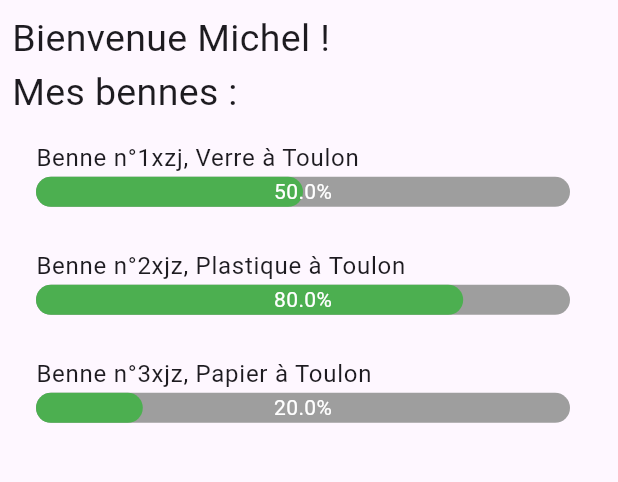
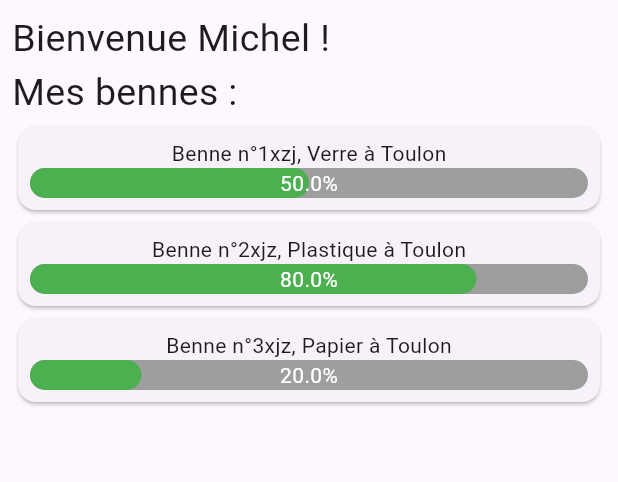
Before and after one commit to Pierre-Gei/Garage_week_2024, a Flutter app: the ClientInfo screen opened directly, on a phone screen of 412 x 824 dp, the part 84-566 px from its top. Run offline on Flutter 3.47's test engine with Material 3 defaults, Android fonts, the phone set to English and light mode, and no system bars.

Commit message:
Client info V2

```diff
--- a/lib/models/benneModel.dart
+++ b/lib/models/benneModel.dart
@@ -4,6 +4,7 @@ class Benne{
   final String type;
   final String location;
   final String client;
+  final bool emptying;
 
   Benne({
     required this.id,
@@ -11,5 +12,6 @@ class Benne{
     required this.type,
     required this.location,
     required this.client,
+    required this.emptying,
   });
 }
--- a/lib/screens/client_screen/client_screen.dart
+++ b/lib/screens/client_screen/client_screen.dart
@@ -9,7 +9,8 @@ void main() {
 }
 
 class ClientScreen extends StatelessWidget {
-  const ClientScreen({super.key});
+  const ClientScreen({Key? key}) : super(key: key);
+
   @override
   Widget build(BuildContext context) {
     return MaterialApp(
@@ -23,18 +24,16 @@ class ClientScreen extends StatelessWidget {
 }
 
 class ClientInfo extends StatelessWidget {
-  const ClientInfo({super.key});
+  const ClientInfo({Key? key}) : super(key: key);
 
   @override
   Widget build(BuildContext context) {
-    final String ClientName;
-    List<Benne> Bennes;
-    Bennes = [
-      Benne(id: '1xzj', type: 'Verre', client: 'Michel', fullness: 0.5, location: 'Toulon'),
-      Benne(id: '2xjz', type: 'Plastique', client: 'Michel', fullness: 0.8, location: 'Toulon'),
-      Benne(id: '3xjz', type: 'Papier', client: 'Michel', fullness: 0.2, location: 'Toulon'),
+    final String ClientName = 'Michel';
+    final List<Benne> Bennes = [
+      Benne(id: '1xzj', type: 'Verre', client: 'Michel', fullness: 0.5, location: 'Toulon', emptying: false),
+      Benne(id: '2xjz', type: 'Plastique', client: 'Michel', fullness: 0.8, location: 'Toulon', emptying: true),
+      Benne(id: '3xjz', type: 'Papier', client: 'Michel', fullness: 0.2, location: 'Toulon', emptying: false),
     ];
-    ClientName = 'Michel';
     return Scaffold(
       appBar: AppBar(
         backgroundColor: const Color.fromARGB(255, 198, 222, 226),
@@ -71,35 +70,79 @@ class ClientInfo extends StatelessWidget {
             ),
             const Text('Mes bennes : ', style: TextStyle(fontSize: 25)),
             Expanded(
-                child: ListView(
-                  children:  [
-                    if (Bennes.isEmpty)
-                      const Center(
+              child: Bennes.isEmpty
+                  ? const Center(
                 child: Text('Aucune benne', style: TextStyle(fontSize: 20)),
               )
-                    else
-                      Column(
+                  : ListView(
                 children: Bennes.map((benne) {
-                          return ListTile(
-                            title: Text('Benne n°${benne.id}, ${benne.type} à ${benne.location}'),
-                            subtitle:
+                  return InkWell(
+                    onTap: () {
+                      showModalBottomSheet(
+                        context: context,
+                        showDragHandle: true,
+                        builder: (context) {
+                          return LayoutBuilder(
+                            builder: (BuildContext context, BoxConstraints constraints) {
+                              return Container(
+                                width: constraints.maxWidth,
+                                padding: EdgeInsets.all(16),
+                                child: Column(
+                                  mainAxisSize: MainAxisSize.min,
+                                  mainAxisAlignment: MainAxisAlignment.start,
+                                  children: <Widget>[
+                                    Text('Benne ID: ${benne.id}'),
+                                    Text('Type: ${benne.type}'),
+                                    Text('Emplacement: ${benne.location}'),
+                                    Text('Taux de remplssage: ${(benne.fullness * 100).toStringAsFixed(1)}%'),
+                                    Text('Client: ${benne.client}'),
+                                    Text('Vidage prévu: ${benne.emptying ? 'Oui' : 'Non'}'),
+                                    ElevatedButton(
+                                      child: Text('Demander le vidage'),
+                                      onPressed: () {
+                                        //TODO: Empty the bin
+                                      },
+                                    ),
+                                  ],
+                                ),
+                              );
+                            },
+                          );
+                        },
+                      );
+                    },
+                    child: Card(
+                      child: Padding(
+                        padding: const EdgeInsets.all(8.0),
+                        child: Column(
+                          children: [
+                            Text('Benne n°${benne.id}, ${benne.type} à ${benne.location}'),
                             Stack(
                               alignment: Alignment.center,
                               children: [
-                                    LinearProgressIndicator(value: benne.fullness, minHeight: 20, borderRadius: BorderRadius.circular(10), backgroundColor: Colors.grey, valueColor: AlwaysStoppedAnimation<Color>(Colors.green)),
-                                    Text('${(benne.fullness * 100).toStringAsFixed(1)}%', style: TextStyle(color: Colors.white)),
+                                LinearProgressIndicator(
+                                  value: benne.fullness,
+                                  minHeight: 20,
+                                  borderRadius: BorderRadius.circular(10),
+                                  backgroundColor: Colors.grey,
+                                  valueColor: AlwaysStoppedAnimation<Color>(Colors.green),
+                                ),
+                                Text(
+                                  '${(benne.fullness * 100).toStringAsFixed(1)}%',
+                                  style: TextStyle(color: Colors.white),
+                                ),
                               ],
+                            ),
+                          ],
+                        ),
+                      ),
                     ),
                   );
                 }).toList(),
               ),
-                  ],
-                ),
-            ),
-          ],
+            ),          ],
         ),
       ),
     );
-    throw UnimplementedError();
   }
 }
```
Lines whose indentation alone changed are shown as unchanged.
